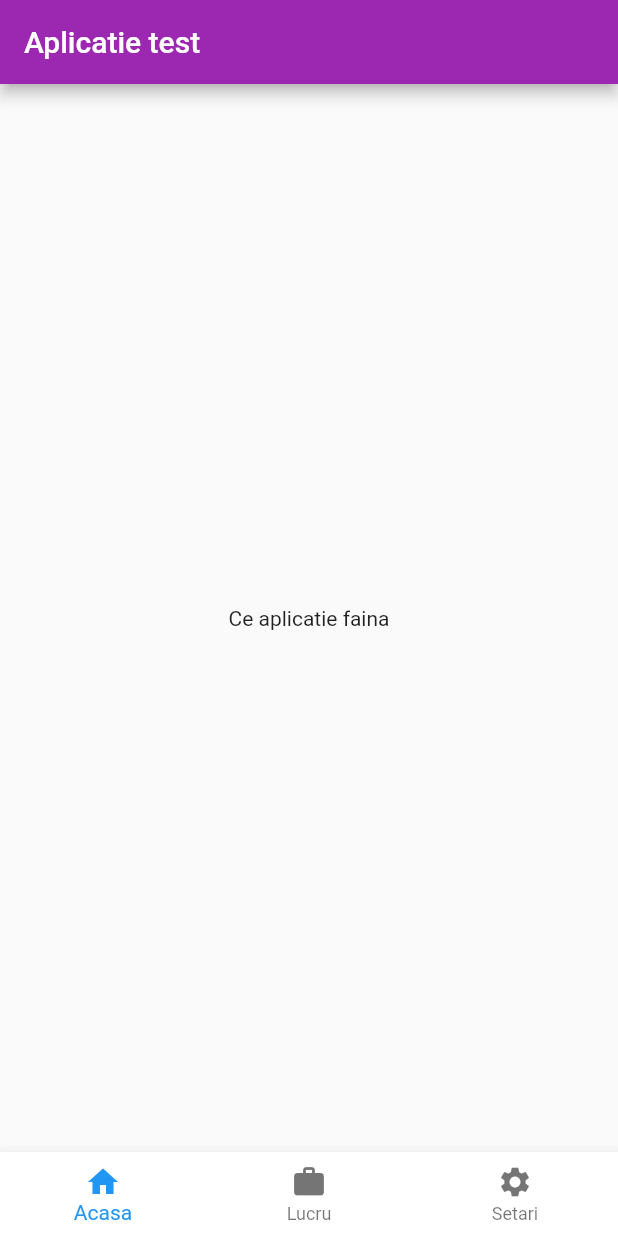
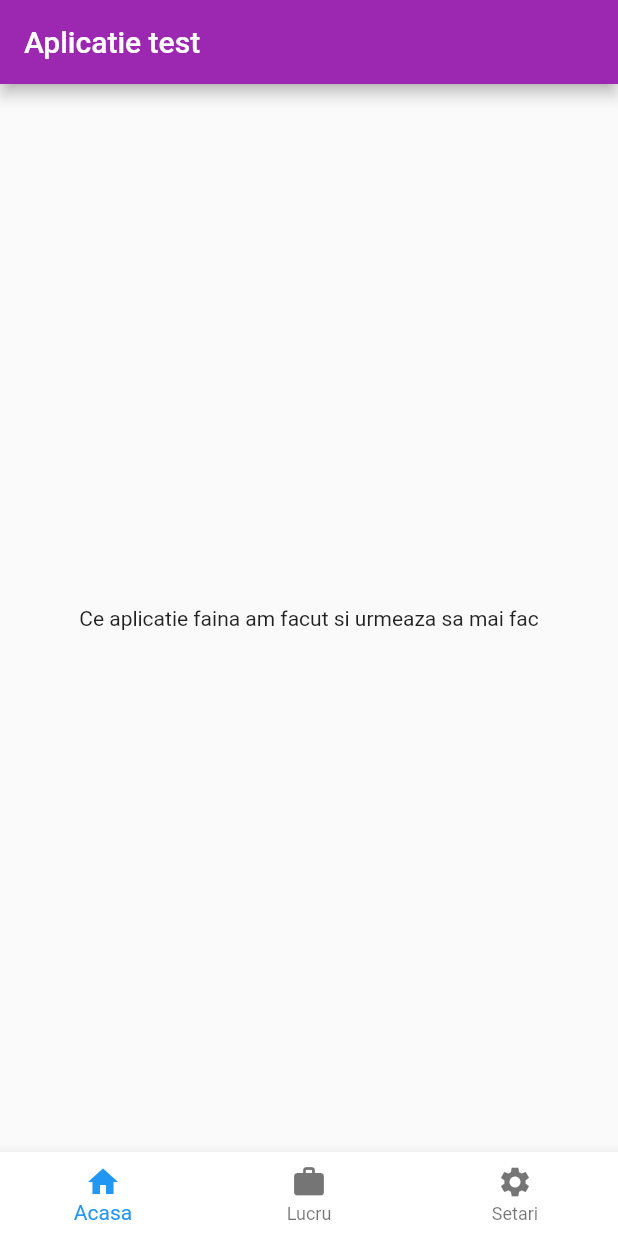
Before and after one commit to AdyMB86/application_test, a Flutter app: the screen it shows after launch, on a phone screen of 412 x 824 dp. Run offline on Flutter 3.47's test engine with Material 2 defaults, Android fonts, the phone set to English and light mode, and no system bars.

Commit message:
modificari in maid dart

```diff
--- a/lib/main.dart
+++ b/lib/main.dart
@@ -24,7 +24,7 @@ class MyApp extends StatelessWidget {
           title: title,
         ),
         body: const Center(
-          child: Text("Ce aplicatie faina"),
+          child: Text("Ce aplicatie faina am facut si urmeaza sa mai fac"),
         ),
         bottomNavigationBar: BottomNavigationBar(
           backgroundColor: Colors.white,
```
